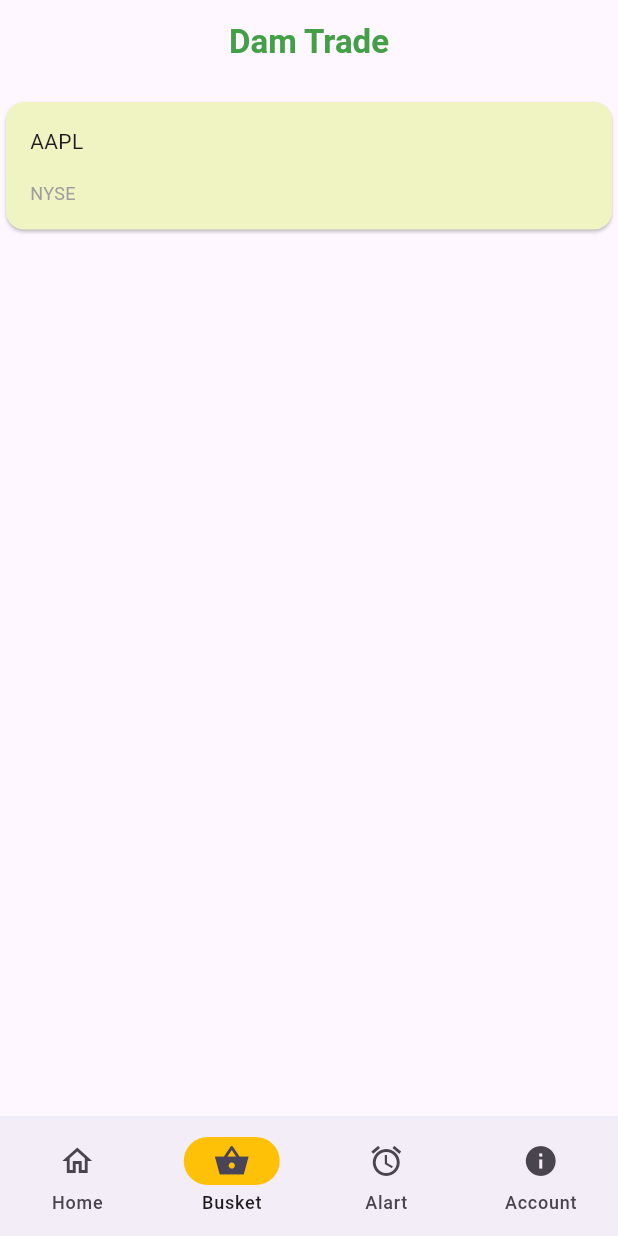
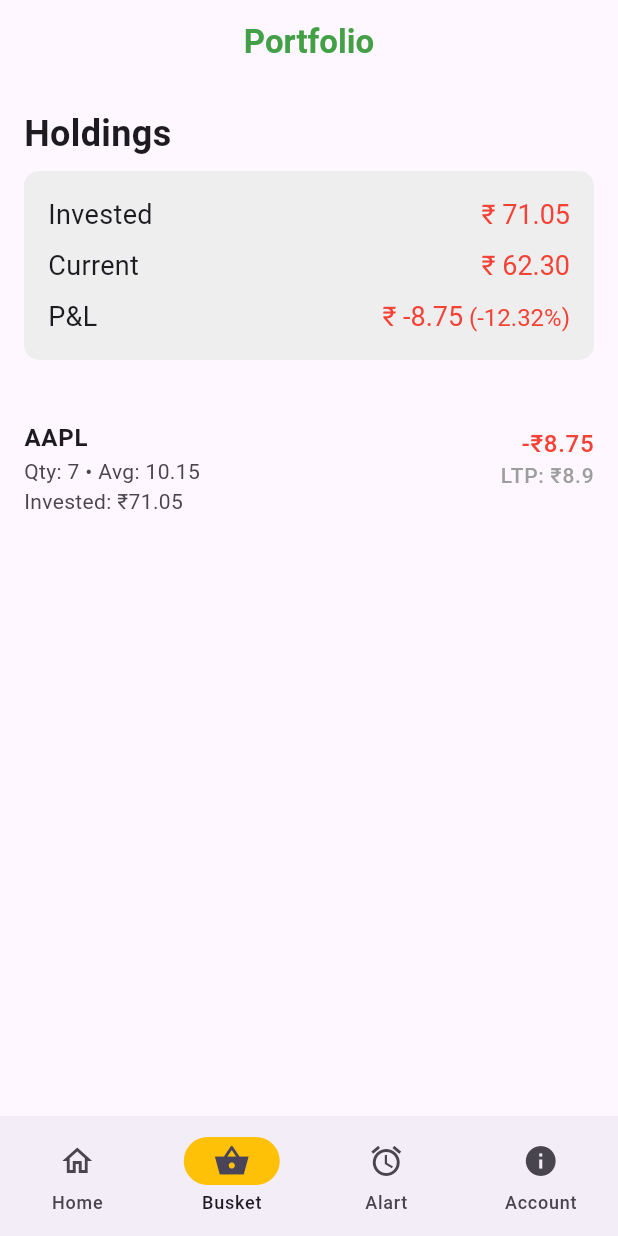
Before and after one commit to hi-sushanta/DamTrade, a Flutter app: the screen it shows once a user with an empty profile is signed in, item 2 of the bottom bar chosen, on a phone screen of 412 x 824 dp. Run offline on Flutter 3.47's test engine with Material 3 defaults, Android fonts, the phone set to English and light mode, and no system bars; our stand-ins replace firebase_auth, firebase_core; missing offline and left inert: firebase_ui_auth, firebase_ui_oauth_google, flutter_swipe_button; accounts and stored records are empty; network calls fail.

Commit message:
Update ui for busket page

```diff
--- a/damtrade/lib/pages/busket_page.dart
+++ b/damtrade/lib/pages/busket_page.dart
@@ -1,98 +1,172 @@
+import 'package:damtrade/main.dart';
+import 'package:damtrade/pages/home.dart';
 import 'package:flutter/material.dart';
-import 'package:flutter/widgets.dart';
-import '../main.dart';
-import 'home.dart';
 
 class SecondPageContent extends StatelessWidget {
   @override
   Widget build(BuildContext context) {
     return MaterialApp(
-      home: _BusketPage(),
+      home: _PortfolioPage(),
     );
   }
 }
 
-class _BusketPage extends StatefulWidget {
+class _PortfolioPage extends StatefulWidget {
   @override
-  _BusketPageState createState() => _BusketPageState();
+  _PortfolioPageState createState() => _PortfolioPageState();
 }
 
-class _BusketPageState extends State<_BusketPage> with TickerProviderStateMixin {
+class _PortfolioPageState extends State<_PortfolioPage> {
   @override
   Widget build(BuildContext context) {
-    final Color oddItemColor = Colors.lime.shade100;
-    debugPrint("${watchlist!.protfollio[userId]!.isNotEmpty}");
+    // Sample data for demonstration
+    double investedAmount = 0.0;
+    double currentValue = 0.0;
+    double profitLoss = 0.0;
+    double profitLossPercentage = 0;
+    if (watchlist!.protfollio.isNotEmpty){
+          for (Map<String,dynamic> item in watchlist!.protfollio[userId]!){
+                  investedAmount += item["investedAmount"];
+                  currentValue += item['currentPrice'] * item["quantity"];
+          }
+
+          profitLoss = currentValue - investedAmount;
+          profitLossPercentage = (profitLoss / investedAmount) * 100;
+    }
 
     return Scaffold(
       appBar: AppBar(
         title: Center(
           child: Text(
-            "Dam Trade",
+            "Portfolio",
             style: TextStyle(
-                color: Colors.green.shade600, fontWeight: FontWeight.bold),
+              color: Colors.green.shade600,
+              fontWeight: FontWeight.bold,
             ),
           ),
         ),
-      body: watchlist!.protfollio[userId]!.isNotEmpty
-          ? Column(
+      ),
+      body: Column(
         children: [
-                Expanded(
-                  child: ReorderableListView(
-                    padding: EdgeInsets.symmetric(vertical: 8.0), // Add padding to avoid large gaps
+          if (watchlist!.protfollio.isNotEmpty)
+
+              _buildPortfolioSummary(
+                  investedAmount, currentValue, profitLoss, profitLossPercentage),
+              _buildHoldingsList(watchlist!.protfollio[userId]!),
+
+
+        ],
+      ),
+    );
+  }
+
+  Widget _buildPortfolioSummary(double invested, double current,
+      double profitLoss, double profitLossPercentage) {
+    return Padding(
+      padding: const EdgeInsets.all(16.0),
+      child: Column(
+        crossAxisAlignment: CrossAxisAlignment.start,
         children: [
-                      for (List stock in watchlist!.protfollio[userId]!)
-                        GestureDetector(
-                          key: ValueKey<String>(stock[0]),
-                          child: Card(
-                            key: ValueKey<String>(stock[0]),
-                            color: oddItemColor,
-                            child: Padding(
-                              padding: const EdgeInsets.all(8.0),
-                              child: Row(
+          Text(
+            "Holdings",
+            style: TextStyle(fontSize: 24, fontWeight: FontWeight.bold),
+          ),
+          SizedBox(height: 8),
+          Container(
+            decoration: BoxDecoration(
+              color: Colors.grey[200],
+              borderRadius: BorderRadius.circular(10),
+            ),
+            padding: const EdgeInsets.all(16.0),
+            child: Column(
+              crossAxisAlignment: CrossAxisAlignment.start,
               children: [
-                                  Expanded(
-                                    flex: 2,
-                                    child: Column(
-                                      crossAxisAlignment:
-                                          CrossAxisAlignment.start,
+                _buildSummaryRow("Invested", invested),
+                SizedBox(height: 8),
+                _buildSummaryRow("Current", current),
+                SizedBox(height: 8),
+                _buildSummaryRow("P&L", profitLoss,
+                    isProfit: profitLoss >= 0, percentage: profitLossPercentage),
+              ],
+            ),
+          ),
+        ],
+      ),
+    );
+  }
+
+  Widget _buildSummaryRow(String label, double value,
+      {bool isProfit = false, double? percentage}) {
+    return Row(
+      mainAxisAlignment: MainAxisAlignment.spaceBetween,
       children: [
-                                        Padding(
-                                          padding: EdgeInsets.all(8.0),
-                                          child: Text(stock[0].split("+")[0]),
+        Text(
+          label,
+          style: TextStyle(fontSize: 18),
         ),
-                                        Padding(
-                                          padding: const EdgeInsets.all(8.0),
-                                          child: Text(
-                                            stock[0].split("+")[1],
-                                            style: const TextStyle(
-                                                fontSize: 12.0,
-                                                color: Colors.grey),
+        RichText(
+          text: TextSpan(
+            children: [
+              TextSpan(
+                text: "₹ ${value.toStringAsFixed(2)}",
+                style: TextStyle(
+                    fontSize: 18, color: isProfit ? Colors.green : Colors.red),
               ),
+              if (percentage != null)
+                TextSpan(
+                  text: " (${percentage.toStringAsFixed(2)}%)",
+                  style: TextStyle(
+                      fontSize: 16,
+                      color: isProfit ? Colors.green : Colors.red),
                 ),
             ],
           ),
         ),
       ],
+    );
+  }
+
+  Widget _buildHoldingsList(List<Map<String, dynamic>> holdings) {
+    return Expanded(
+      child: ListView.builder(
+        itemCount: holdings.length,
+        itemBuilder: (context, index) {
+          final holding = holdings[index];
+          final isProfit = holding['plAmount'] >= 0;
+
+          return ListTile(
+            contentPadding: EdgeInsets.all(16.0),
+            title: Text(
+              holding['name'],
+              style: TextStyle(fontWeight: FontWeight.bold),
+            ),
+            subtitle: Column(
+              crossAxisAlignment: CrossAxisAlignment.start,
+              children: [
+                Text("Qty: ${holding['quantity']} • Avg: ${holding['averagePrice']}"),
+                Text("Invested: ₹${holding['investedAmount']}"),
+              ],
+            ),
+            trailing: Column(
+              crossAxisAlignment: CrossAxisAlignment.end,
+              children: [
+                Text(
+                  isProfit
+                      ? "+₹${holding['plAmount']}"
+                      : "-₹${holding['plAmount'].abs()}",
+                  style: TextStyle(
+                    color: isProfit ? Colors.green : Colors.red,
+                    fontSize: 16,
                   ),
                 ),
-                          ),
+                Text(
+                  "LTP: ₹${holding['currentPrice']}",
+                  style: TextStyle(color: Colors.grey, fontSize: 14),
                 ),
               ],
-                    onReorder: (oldIndex, newIndex) {
-                      setState(() {
-                        if (newIndex > oldIndex) {
-                          newIndex -= 1;
-                        }
-                        final item = watchlist!.protfollio[userId]!.removeAt(oldIndex);
-                        watchlist!.protfollio[userId]!.insert(newIndex, item);
-                      });
+            ),
+          );
         },
-                  ),
-                ),
-              ],
-            )
-          : Center(
-              child: Text("You don't have any value?"),
       ),
     );
   }
--- a/damtrade/lib/pages/stock_buy.dart
+++ b/damtrade/lib/pages/stock_buy.dart
@@ -1,3 +1,5 @@
+import 'package:damtrade/main.dart';
+import 'package:damtrade/pages/home.dart';
 import 'package:flutter/material.dart';
 import 'package:flutter_swipe_button/flutter_swipe_button.dart';
 
@@ -15,6 +17,7 @@ class StockBuyPage extends StatefulWidget {
 }
 
 class _StockBuyPageState extends State<StockBuyPage> {
+
   final TextEditingController _quantityController = TextEditingController(text: '1');
   final TextEditingController _priceController = TextEditingController();
 
@@ -42,6 +45,11 @@ class _StockBuyPageState extends State<StockBuyPage> {
     // Implement your buy logic here.
     // For example, show a confirmation dialog or process the order.
     // Navigate back to the home screen.
+    if (_quantityController.text.isNotEmpty){
+      if (int.tryParse(_quantityController.text)! > 0){
+        watchlist!.addProtfolio(userId, widget.stockName, int.tryParse(_quantityController.text)!, 10.15, 71.05,8.90,1.14,-8.75);
+      }
+    }
     Navigator.pop(context);
   }
 
--- a/damtrade/lib/pages/watch_list_info.dart
+++ b/damtrade/lib/pages/watch_list_info.dart
@@ -4,12 +4,22 @@
 class WatchlistItem {
   String? uuid;
   Map<String,Map<String,List>> data = {};
-  Map<String,List<List>> protfollio = {};
+  Map<String,List<Map<String,dynamic>>> protfollio = {};
+  Map<String,double> amountHave = {};
   WatchlistItem(this.uuid){
     addData(uuid!);
     protfollio[uuid!] = [
-      ["AAPL+NYSE","Buy",1,1330.0,1500.0]
+      {
+        "name": "AAPL",
+        "quantity": 7,
+        "averagePrice": 10.15,
+        "investedAmount": 71.05,
+        "currentPrice": 8.90,
+        "plPercentage": 1.14,
+        "plAmount": -8.75,
+      },
     ];
+    amountHave[uuid!] = 3000000.0;
   }
 
 
@@ -25,8 +35,16 @@ class WatchlistItem {
     };
   }
 
-  void addProtfolio(String uuid, String stockName,List<double> priceInfo){
-    protfollio[uuid]!.add([stockName,priceInfo[0],priceInfo[1]]);
+  void addProtfolio(String uuid, String stockName,int quantity,double avgPrice,double invPrice,double currPrice,double plPercentage,double plAmount){
+    protfollio[uuid]!.add({
+      "name":stockName,
+      "quantity":quantity,
+      "averagePrice":avgPrice,
+      "investedAmount":invPrice,
+      "currentPrice": currPrice,
+      "plPercentage": plPercentage,
+      "plAmount": plAmount
+    });
   }
 
   bool ifHaveUuid(String uuid){
```
Lines whose indentation alone changed are shown as unchanged.
